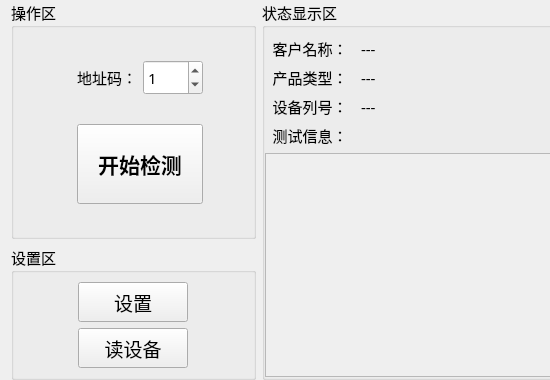
This is MonitorPduTool/home/home_workwid.ui in ChinaClever/PDU-MonitorTool as Qt 5 draws it before an edit; both pictures show x 0 to 550 and y 0 to 380 of the 1118 by 380 pixel window. The edited form follows.
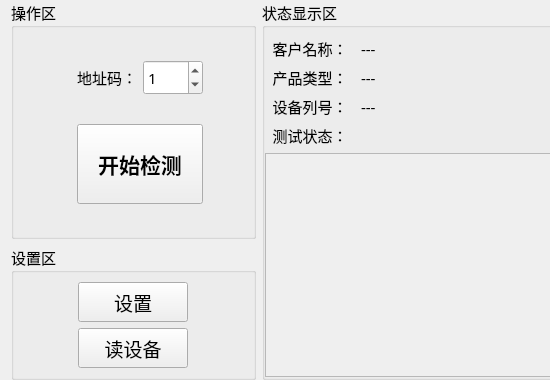
This is the edited form.

Diff of the .ui file:
```diff
--- a/MonitorPduTool/home/home_workwid.ui
+++ b/MonitorPduTool/home/home_workwid.ui
@@ -356,7 +356,7 @@
          </size>
         </property>
         <property name="text">
-         <string>测试信息：</string>
+         <string>测试状态：</string>
         </property>
         <property name="alignment">
          <set>Qt::AlignCenter</set>
```
